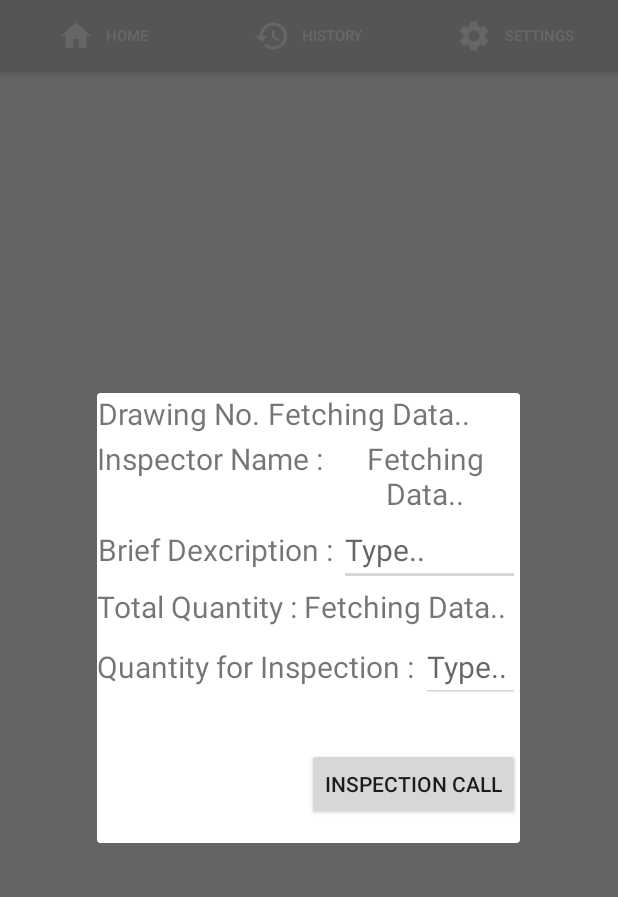
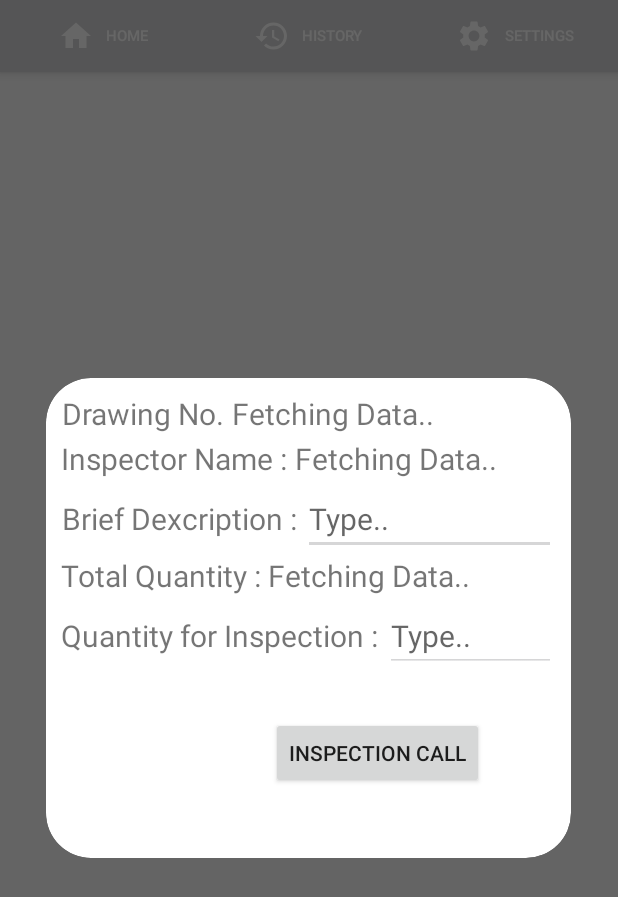
Before and after one commit to 1ezio/Hirmi_android_client, an Android app: the fragment dialog_fragment placed in its activity, tab 2 chosen, on a phone screen of 412 x 824 dp. Shown: the top 897 px of the screen. Run offline under Robolectric (Android 15) with nearby library versions, the phone set to English and light mode, and no system bars; our stand-ins replace Firebase (no records; nobody signed in at launch, a user with empty details on screens opened directly).

Commit message:
Dialog Box Added in Custodian(Setting's View)

```diff
--- a/app/src/main/java/com/hirmiproject/hirmi/fragmentsCustodian/SettingsFragment.kt
+++ b/app/src/main/java/com/hirmiproject/hirmi/fragmentsCustodian/SettingsFragment.kt
@@ -1,11 +1,15 @@
 package com.hirmiproject.hirmi.fragmentsCustodian
 
+import android.app.AlertDialog
+import android.content.Context
 import android.os.Bundle
-import androidx.fragment.app.Fragment
 import android.view.LayoutInflater
 import android.view.View
 import android.view.ViewGroup
-import android.widget.*
+import android.widget.AdapterView
+import android.widget.ArrayAdapter
+import android.widget.ListView
+import androidx.fragment.app.Fragment
 import com.google.firebase.database.*
 import com.google.firebase.database.FirebaseDatabase.getInstance
 import com.hirmiproject.hirmi.MainActivityNew
@@ -31,6 +35,9 @@ class SettingsFragment : Fragment() {
         val items:DatabaseReference = database.getReference("item")
         val arrayList = ArrayList<String>()
         var arrayAdapter: ArrayAdapter<*>
+
+        arrayAdapter = context?.let { ArrayAdapter(it,android.R.layout.simple_list_item_1, arrayList) }!!
+
         val valueEventListener = object : ValueEventListener {
             override fun onDataChange(dataSnapshot: DataSnapshot) {
 
@@ -42,17 +49,24 @@ class SettingsFragment : Fragment() {
 
 
                 }
-                lv.onItemClickListener=AdapterView.OnItemClickListener{parent, view, position, id ->
-                // This is your listview's selected item
-                val item = parent.getItemAtPosition(position).toString()
-                    val transaction = activity!!.supportFragmentManager.beginTransaction()
+                /*lv.onItemClickListener=AdapterView.OnItemClickListener { parent, view, position, id ->
+                    // This is your listview's selected item
+                    val item = parent.getItemAtPosition(position).toString()
+                    *//*val transaction = activity!!.supportFragmentManager.beginTransaction()
                     transaction.replace(R.id.f_id, dialog_fragment())
 
-                    transaction.commit()
+                    transaction.commit()*//*
+                        dialog_fragment().setupDialog(dia)
 
+                }*/
+                lv.setOnItemClickListener { parent, view, position, id ->
+                    val element = arrayAdapter.getItem(position) // The item that was clicked
+                    val dialog = AlertDialog.Builder(activity as Context).setView(R.layout.custodian_dialog_box)
+                    dialog.create()
+                    dialog.show()
 
+                }
 
-            }
 
             }
 
--- a/app/src/main/java/com/hirmiproject/hirmi/ui/main/dialog_fragment.kt
+++ b/app/src/main/java/com/hirmiproject/hirmi/ui/main/dialog_fragment.kt
@@ -12,8 +12,16 @@ class dialog_fragment : DialogFragment() {
     override fun onCreateView(
             inflater: LayoutInflater, container: ViewGroup?,
             savedInstanceState: Bundle?): View? {
-        MainActivityNew.setFragment("Fragment_4")
+        getDialog()!!.getWindow()?.setBackgroundDrawableResource(R.drawable.round_corner);
         val view: View = inflater.inflate(R.layout.custodian_dialog_box, container, false)
         return view
     }
+
+    override fun onStart() {
+        super.onStart()
+        val width = (resources.displayMetrics.widthPixels * 0.85).toInt()
+        val height = (resources.displayMetrics.heightPixels * 0.40).toInt()
+        dialog!!.window?.setLayout(width, ViewGroup.LayoutParams.WRAP_CONTENT)
+    }
+
 }
--- /dev/null
+++ b/app/src/main/res/drawable/round_corner.xml
@@ -0,0 +1,10 @@
+<?xml version="1.0" encoding="utf-8"?>
+<shape xmlns:android="http://schemas.android.com/apk/res/android">
+    <solid android:color="#FFFFFF" />
+    <corners android:radius="30dp" />
+    <padding
+        android:bottom="10dp"
+        android:left="10dp"
+        android:right="10dp"
+        android:top="10dp" />
+</shape>
```
